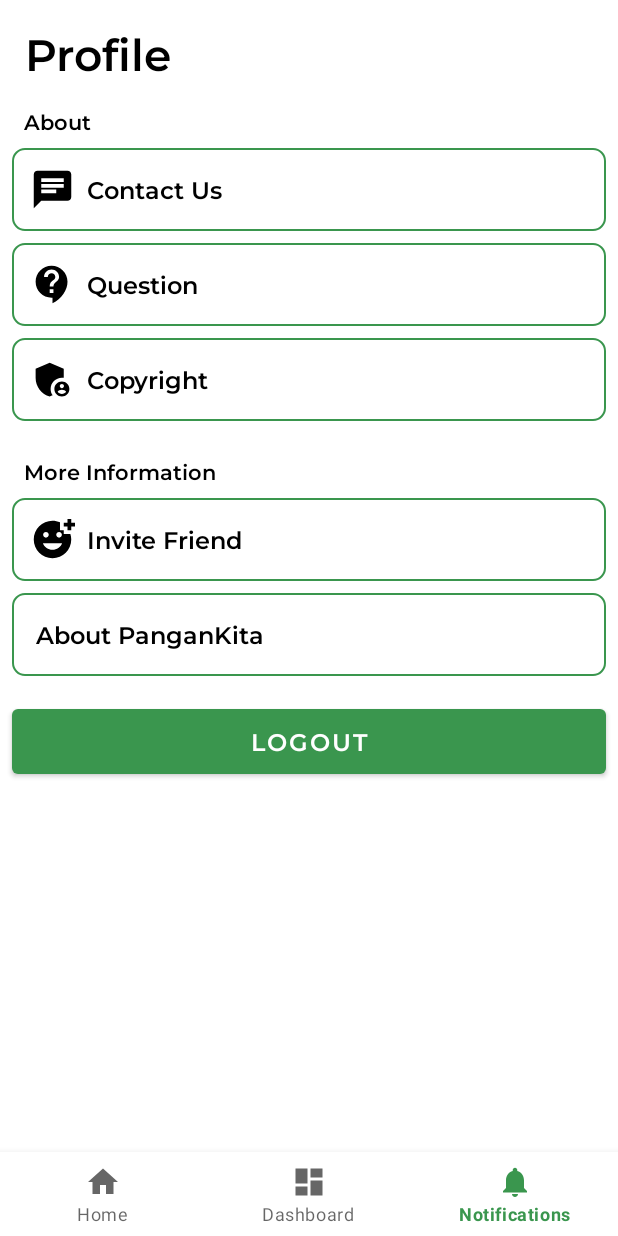
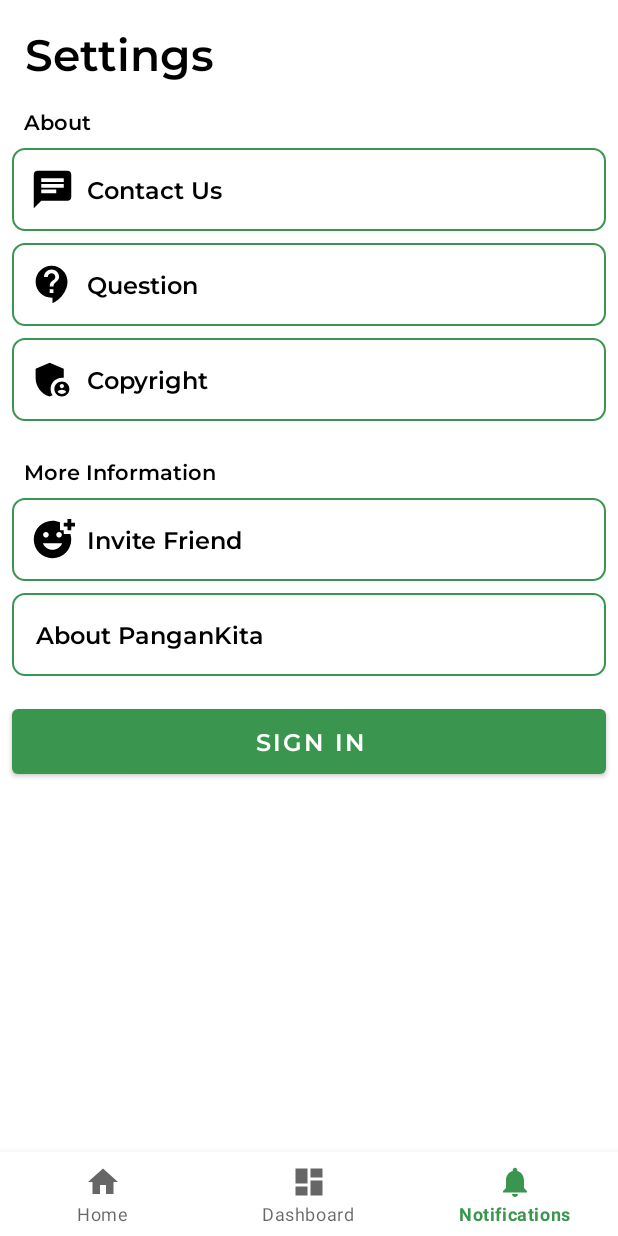
Before and after one commit to herdialfachri/pangankita, an Android app: the NotificationsFragment screen opened through its navigation route, on a phone screen of 412 x 824 dp. Run offline under Robolectric (Android 15) with nearby library versions, the phone set to English and light mode, and no system bars; our stand-ins replace Firebase (no records; nobody signed in at launch, a user with empty details on screens opened directly), navigation-ui.

Commit message:
login logout and setting activity

```diff
--- a/app/build.gradle.kts
+++ b/app/build.gradle.kts
@@ -51,6 +51,7 @@ dependencies {
     implementation(libs.androidx.navigation.ui.ktx)
     implementation(libs.androidx.activity)
     implementation(libs.firebase.auth)
+    implementation(libs.firebase.database.ktx)
     testImplementation(libs.junit)
     androidTestImplementation(libs.androidx.junit)
     androidTestImplementation(libs.androidx.espresso.core)
--- a/app/src/main/java/com/herdialfachri/pangankita/ui/notifications/NotificationsFragment.kt
+++ b/app/src/main/java/com/herdialfachri/pangankita/ui/notifications/NotificationsFragment.kt
@@ -1,5 +1,6 @@
 package com.herdialfachri.pangankita.ui.notifications
 
+import android.content.Context
 import android.content.Intent
 import android.os.Bundle
 import android.os.Handler
@@ -18,6 +19,7 @@ import com.google.android.material.bottomnavigation.BottomNavigationView
 import com.herdialfachri.pangankita.MainActivity
 import com.herdialfachri.pangankita.R
 import com.herdialfachri.pangankita.databinding.FragmentNotificationsBinding
+
 class NotificationsFragment : Fragment() {
 
     private var _binding: FragmentNotificationsBinding? = null
@@ -37,20 +39,27 @@ class NotificationsFragment : Fragment() {
         val logoutButton = view.findViewById<Button>(R.id.btn_logout)
         val loadingKeluar = view.findViewById<ProgressBar>(R.id.loadingKeluar)
 
-        viewModel.isUserLoggedIn.observe(viewLifecycleOwner, Observer { isLoggedIn ->
+        val sharedPreferences = requireActivity().getSharedPreferences("UserPrefs", Context.MODE_PRIVATE)
+        val isLoggedIn = sharedPreferences.getBoolean("isLoggedIn", false)
+
+        // Set initial visibility based on login state
         if (isLoggedIn) {
             binding.btnMasuk.visibility = View.GONE
             logoutButton.visibility = View.VISIBLE
+            loadUserData()
         } else {
             binding.btnMasuk.visibility = View.VISIBLE
             logoutButton.visibility = View.GONE
+            binding.btnGotoprofile.visibility = View.GONE
+            binding.ivGotoprofile.visibility = View.GONE
+            binding.tvGotoprofile.visibility = View.GONE
         }
-        })
 
         logoutButton.setOnClickListener {
             loadingKeluar.visibility = View.VISIBLE
             Handler(Looper.getMainLooper()).postDelayed({
                 viewModel.logout()
+                clearUserData() // Hapus data pengguna setelah logout
             }, 1300) // 1.3 detik
         }
 
@@ -74,6 +83,9 @@ class NotificationsFragment : Fragment() {
     override fun onViewCreated(view: View, savedInstanceState: Bundle?) {
         super.onViewCreated(view, savedInstanceState)
 
+        binding.btnGotoprofile.setOnClickListener(
+            Navigation.createNavigateOnClickListener(R.id.action_navigation_notifications_to_profileActivity)
+        )
         binding.btnMasuk.setOnClickListener(
             Navigation.createNavigateOnClickListener(R.id.action_navigation_notifications_to_loginActivity)
         )
@@ -95,4 +107,16 @@ class NotificationsFragment : Fragment() {
     private fun showToast(message: String) {
         Toast.makeText(requireContext(), message, Toast.LENGTH_SHORT).show()
     }
+
+    private fun loadUserData() {
+        // Implementasikan fungsi ini untuk memuat data pengguna dari SharedPreferences ke tampilan
     }
+
+    private fun clearUserData() {
+        // Hapus data pengguna dari SharedPreferences
+        val sharedPreferences = requireActivity().getSharedPreferences("UserPrefs", Context.MODE_PRIVATE)
+        val editor = sharedPreferences.edit()
+        editor.clear()
+        editor.apply()
+    }
+}
--- a/app/src/main/java/com/herdialfachri/pangankita/ui/notifications/NotificationsViewModel.kt
+++ b/app/src/main/java/com/herdialfachri/pangankita/ui/notifications/NotificationsViewModel.kt
@@ -20,9 +20,14 @@ class NotificationsViewModel : ViewModel() {
     fun logout() {
         firebaseAuth.signOut()
         _logoutEvent.value = Unit
+        _isUserLoggedIn.value = false // Memperbarui nilai isUserLoggedIn setelah logout
     }
 
     fun isUserAuthenticated(): Boolean {
         return firebaseAuth.currentUser != null
     }
+
+    fun loginSuccess() {
+        _isUserLoggedIn.value = true // Memperbarui nilai isUserLoggedIn setelah login berhasil
+    }
 }
--- a/app/src/main/res/layout/fragment_notifications.xml
+++ b/app/src/main/res/layout/fragment_notifications.xml
@@ -32,7 +32,7 @@
             android:layout_height="wrap_content"
             android:layout_marginStart="16dp"
             android:layout_marginTop="16dp"
-            android:text="Profile"
+            android:text="Settings"
             android:textAlignment="center"
             android:textColor="@color/black"
             android:textSize="29sp"
@@ -52,6 +52,53 @@
             app:layout_constraintStart_toStartOf="@+id/tv_profile"
             app:layout_constraintTop_toBottomOf="@+id/tv_profile" />
 
+        <Button
+            android:id="@+id/btn_gotoprofile"
+            android:layout_width="match_parent"
+            android:layout_height="55dp"
+            android:layout_marginStart="8dp"
+            android:layout_marginTop="8dp"
+            android:layout_marginEnd="8dp"
+            android:background="@drawable/button_outline"
+            android:textColor="@android:color/black"
+            app:layout_constraintEnd_toEndOf="parent"
+            app:layout_constraintStart_toStartOf="parent"
+            app:layout_constraintTop_toBottomOf="@+id/tv_about" />
+
+        <TextView
+            android:id="@+id/tv_gotoprofile"
+            android:layout_width="wrap_content"
+            android:layout_height="wrap_content"
+            android:layout_marginStart="8dp"
+            android:text="My Profile"
+            android:textSize="16sp"
+            android:textStyle="bold"
+            app:layout_constraintBottom_toBottomOf="@+id/iv_gotoprofile"
+            app:layout_constraintStart_toEndOf="@+id/iv_gotoprofile"
+            app:layout_constraintTop_toTopOf="@+id/iv_gotoprofile" />
+
+        <ImageView
+            android:id="@+id/iv_gotoprofile"
+            android:layout_width="wrap_content"
+            android:layout_height="wrap_content"
+            android:layout_marginStart="12dp"
+            android:src="@drawable/baseline_chat_24"
+            app:layout_constraintBottom_toBottomOf="@+id/btn_gotoprofile"
+            app:layout_constraintStart_toStartOf="@+id/btn_gotoprofile"
+            app:layout_constraintTop_toTopOf="@+id/btn_gotoprofile" />
+
+        <TextView
+            android:id="@+id/tv_hubungi_desa"
+            android:layout_width="wrap_content"
+            android:layout_height="wrap_content"
+            android:layout_marginStart="8dp"
+            android:text="Contact Us"
+            android:textSize="16sp"
+            android:textStyle="bold"
+            app:layout_constraintBottom_toBottomOf="@+id/iv_hubungi_desa"
+            app:layout_constraintStart_toEndOf="@+id/iv_hubungi_desa"
+            app:layout_constraintTop_toTopOf="@+id/iv_hubungi_desa" />
+
         <!--awal_hubungi_desa-->
         <Button
             android:id="@+id/btn_hubungi_desa"
@@ -64,7 +111,7 @@
             android:textColor="@android:color/black"
             app:layout_constraintEnd_toEndOf="parent"
             app:layout_constraintStart_toStartOf="parent"
-            app:layout_constraintTop_toBottomOf="@+id/tv_about" />
+            app:layout_constraintTop_toBottomOf="@+id/btn_gotoprofile" />
 
         <ImageView
             android:id="@+id/iv_hubungi_desa"
@@ -75,18 +122,6 @@
             app:layout_constraintBottom_toBottomOf="@+id/btn_hubungi_desa"
             app:layout_constraintStart_toStartOf="@+id/btn_hubungi_desa"
             app:layout_constraintTop_toTopOf="@+id/btn_hubungi_desa" />
-
-        <TextView
-            android:id="@+id/tv_hubungi_desa"
-            android:layout_width="wrap_content"
-            android:layout_height="wrap_content"
-            android:layout_marginStart="8dp"
-            android:text="Contact Us"
-            android:textSize="16sp"
-            android:textStyle="bold"
-            app:layout_constraintBottom_toBottomOf="@+id/iv_hubungi_desa"
-            app:layout_constraintStart_toEndOf="@+id/iv_hubungi_desa"
-            app:layout_constraintTop_toTopOf="@+id/iv_hubungi_desa" />
 
         <!--awal cara pakai apk-->
         <Button
--- a/app/src/main/res/navigation/mobile_navigation.xml
+++ b/app/src/main/res/navigation/mobile_navigation.xml
@@ -32,10 +32,18 @@
         <action
             android:id="@+id/action_navigation_notifications_to_loginActivity"
             app:destination="@id/loginActivity" />
+        <action
+            android:id="@+id/action_navigation_notifications_to_profileActivity"
+            app:destination="@id/profileActivity" />
     </fragment>
     <activity
         android:id="@+id/loginActivity"
         android:name="com.herdialfachri.pangankita.ui.login.LoginActivity"
         android:label="activity_login"
         tools:layout="@layout/activity_login" />
+    <activity
+        android:id="@+id/profileActivity"
+        android:name="com.herdialfachri.pangankita.ui.profile.ProfileActivity"
+        android:label="activity_profile"
+        tools:layout="@layout/activity_profile" />
 </navigation>
--- a/gradle/libs.versions.toml
+++ b/gradle/libs.versions.toml
@@ -15,6 +15,7 @@ navigationUiKtx = "2.7.7"
 activity = "1.8.0"
 googleServices = "4.4.2"
 firebaseAuth = "23.0.0"
+firebaseDatabaseKtx = "21.0.0"
 
 [libraries]
 androidx-core-ktx = { group = "androidx.core", name = "core-ktx", version.ref = "coreKtx" }
@@ -31,6 +32,7 @@ androidx-navigation-ui-ktx = { group = "androidx.navigation", name = "navigation
 androidx-activity = { group = "androidx.activity", name = "activity", version.ref = "activity" }
 google-services = { group = "com.google.gms", name = "google-services", version.ref = "googleServices" }
 firebase-auth = { group = "com.google.firebase", name = "firebase-auth", version.ref = "firebaseAuth" }
+firebase-database-ktx = { group = "com.google.firebase", name = "firebase-database-ktx", version.ref = "firebaseDatabaseKtx" }
 
 [plugins]
 androidApplication = { id = "com.android.application", version.ref = "agp" }
```
Also changed, not shown: app/src/main/AndroidManifest.xml (+9 -3 lines), app/src/main/java/com/herdialfachri/pangankita/ui/login/LoginActivity.kt (+78 -113 lines), app/src/main/java/com/herdialfachri/pangankita/ui/signup/SignUpActivity.kt (+44 -43 lines), app/src/main/res/layout/activity_login.xml (+4 -4 lines), app/src/main/res/layout/activity_sign_up.xml (+15 -5 lines). Lines whose indentation alone changed are shown as unchanged.
